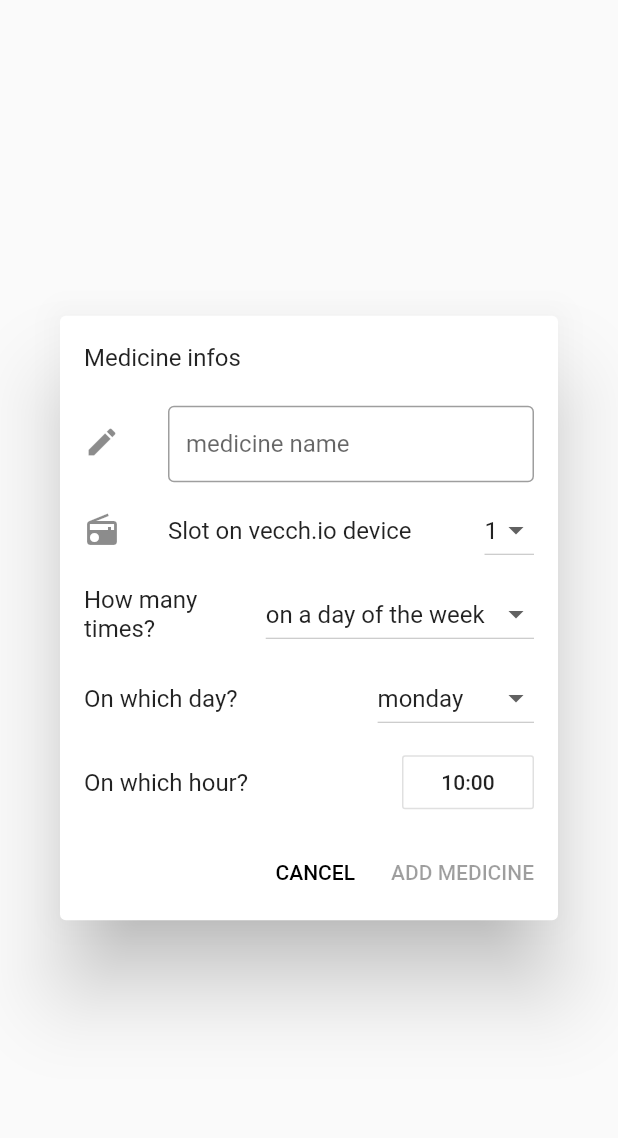
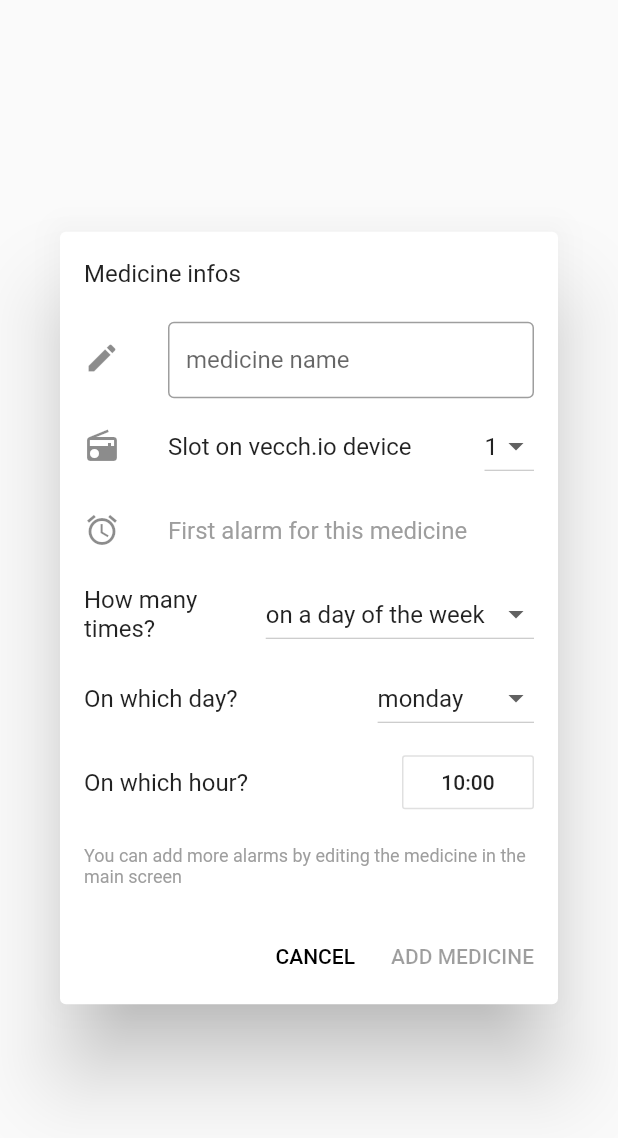
Before and after one commit to rom42pla/vecch.io, a Flutter app: the AddMedicineDialog widget shown alone on an empty page, opened directly, on a phone screen of 412 x 824 dp. Shown: the top 1138 px of the screen. Run offline on Flutter 3.47's test engine with Material 2 defaults, Android fonts, the phone set to English and light mode, and no system bars; our stand-ins replace cloud_firestore, flutter_local_notifications, sembast; missing offline and left inert: requests; accounts and stored records are empty.

Commit message:
Aggiunte cose a caso e funziona

```diff
--- a/lib/main.dart
+++ b/lib/main.dart
@@ -62,6 +62,8 @@ class _VecchioAppState extends State<VecchioApp> {
   @override
   Widget build(BuildContext context) {
     return MaterialApp(
+      debugShowCheckedModeBanner: false,
+      debugShowMaterialGrid: false,
       title: 'vecch.io',
       theme: new ThemeData(
         primaryColor: Colors.green,
--- a/lib/pages/login.dart
+++ b/lib/pages/login.dart
@@ -33,6 +33,9 @@ class _LoginPageState extends State<LoginPage> {
                       mainAxisAlignment: MainAxisAlignment.center,
                       crossAxisAlignment: CrossAxisAlignment.center,
                       children: <Widget>[
+                        Image(image: AssetImage('assets/logo.png')),
+                        SizedBox(height: 4 * _spacing),
+
                         TextFormField(
                           obscureText: false,
                           autocorrect: false,
--- a/lib/pages/medicines.dart
+++ b/lib/pages/medicines.dart
@@ -365,7 +365,17 @@ class _AddMedicineDialogState extends State<AddMedicineDialog> {
               },
             ),
           ),
+
+          ListTile(
+            leading: Icon(Icons.alarm),
+            title: Text("First alarm for this medicine", style: TextStyle(color: Colors.grey)),
+          ),
+
           ..._alarmInAddMedicine(),
+          ListTile(
+            title: Text("You can add more alarms by editing the medicine in the main screen",
+                style: TextStyle(color: Colors.grey, fontSize: 12)),
+          ),
           ButtonBar(children: <Widget>[
             FlatButton(
               child: Text("CANCEL"),
--- a/lib/pages/register.dart
+++ b/lib/pages/register.dart
@@ -17,6 +17,7 @@ class _RegisterPageState extends State<RegisterPage> {
   String _password = "";
   String _name = "";
   String _surname = "";
+  double _spacing = 20;
 
   Widget build(BuildContext context) {
     return Scaffold(
--- a/lib/pages/settings.dart
+++ b/lib/pages/settings.dart
@@ -52,9 +52,7 @@ class _SettingsPageState extends State<SettingsPage> {
                         "/" +
                         _registrationDate.day.toString() +
                         "/" +
-                        _registrationDate.year.toString() +
-                        "\n"
-                            "3 medicines registered"),
+                        _registrationDate.year.toString()),
                     isThreeLine: true,
                   ),
                   ButtonBar(
--- a/pubspec.yaml
+++ b/pubspec.yaml
@@ -28,6 +28,7 @@ dependencies:
   path_provider: ^1.5.1
   requests: ^3.1.0
   flutter_local_notifications: ^0.8.4+2
+  flutter_launcher_icons: ^0.7.0
 
 
   # The following adds the Cupertino Icons font to your application.
@@ -50,9 +51,8 @@ flutter:
   uses-material-design: true
 
   # To add assets to your application, add an assets section, like this:
-  # assets:
-  #   - images/a_dot_burr.jpeg
-  #   - images/a_dot_ham.jpeg
+  assets:
+    - ./assets/
 
   # An image asset can refer to one or more resolution-specific "variants", see
   # https://flutter.dev/assets-and-images/#resolution-aware.
```
Also changed, not shown: assets/logo.png (added), pubspec.lock, 5 other files.
